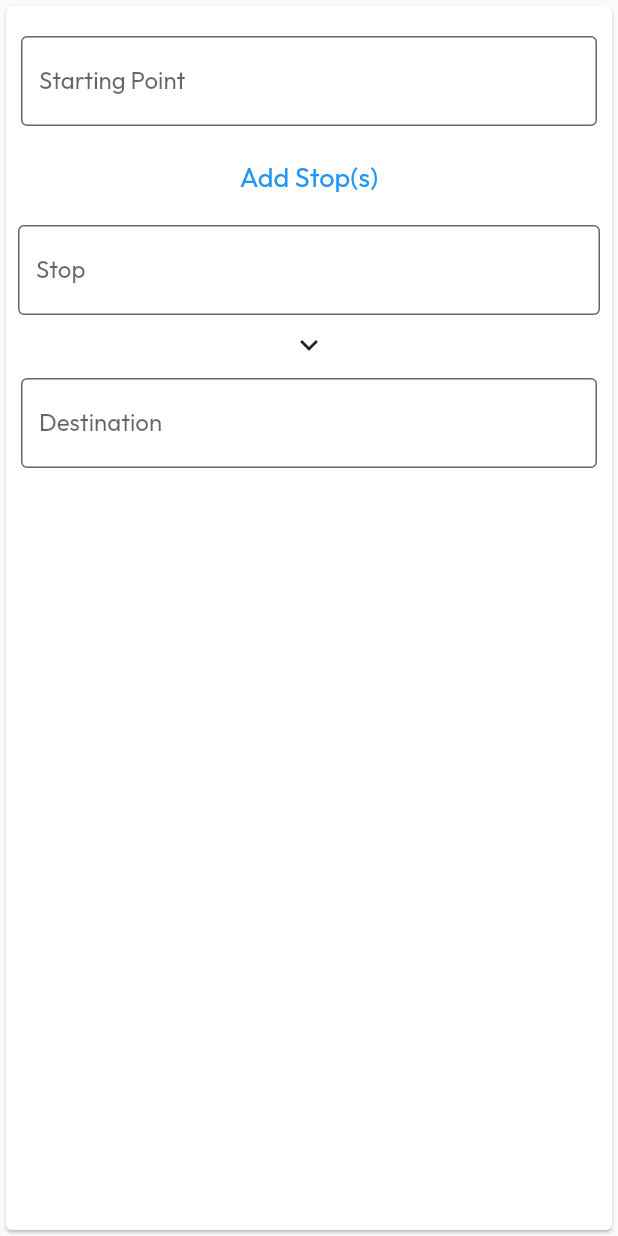
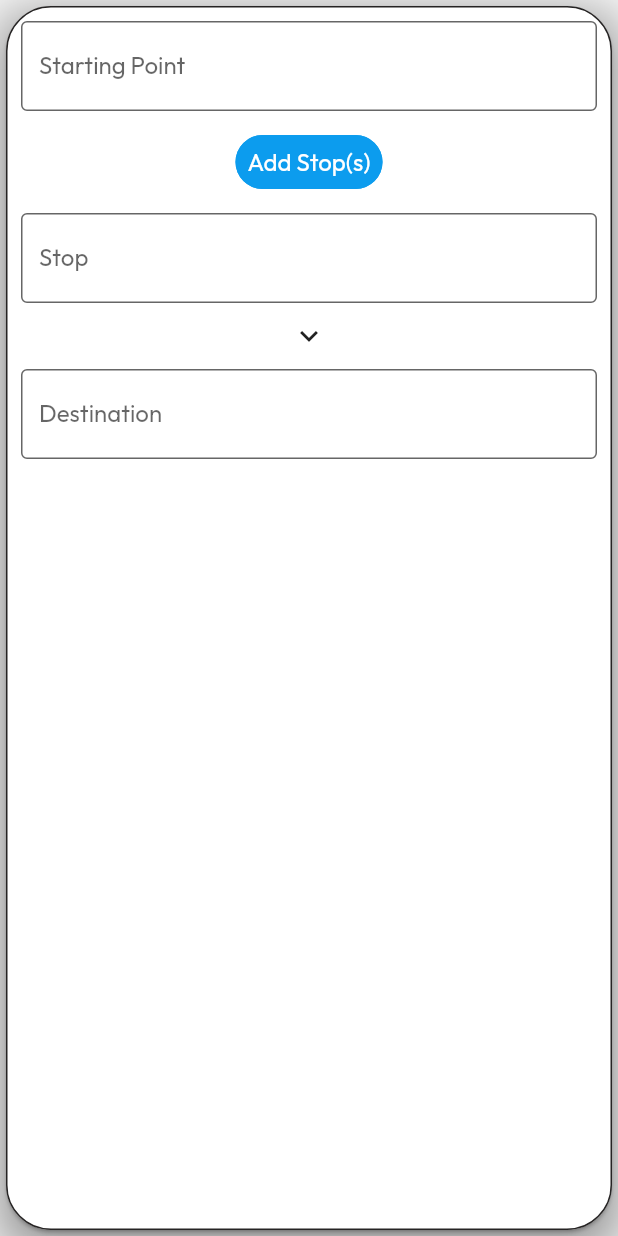
Before and after one commit to McFadden-S/BicycleTripPlanner, a Flutter app: the RouteCard widget shown alone on an empty page, opened directly with empty values, after a tap on "Add Stop(s)", on a phone screen of 412 x 824 dp. Run offline on Flutter 3.47's test engine with Material 2 defaults, Android fonts, the phone set to English and light mode, and no system bars; our stand-ins replace dio, firebase_core, flutter_dotenv, flutter_html, flutter_spinkit, geolocator and 1 more; missing offline and left inert: flutter_polyline_points, geolocator_web; accounts and stored records are empty; network calls fail.

Commit message:
Update RouteCard.dart
Add styling for the route card at the top of the RoutePlanning screen

```diff
--- a/bicycle_trip_planner/lib/widgets/RouteCard.dart
+++ b/bicycle_trip_planner/lib/widgets/RouteCard.dart
@@ -23,7 +23,10 @@ class _RouteCardState extends State<RouteCard> {
 
   void addStopWidget() {
     setState(() {
-      stopsList.add(_textBox(text: "Stop"));
+      stopsList.add(Search(
+        labelTextIn: "Stop",
+        searchController: widget.startSearchController,
+      ),);
       isShowingIntermediate = true;
     });
   }
@@ -49,18 +52,32 @@ class _RouteCardState extends State<RouteCard> {
 
   @override
   Widget build(BuildContext context) {
-        return Card(
+        return Container(
+          decoration: new BoxDecoration(
+            boxShadow: [
+              new BoxShadow(
+                offset: Offset(0,10),
+                color: Colors.black45,
+                blurRadius: 30.0,
+              ),
+            ],
+          ),
+          child: Card(
+            color: Colors.white,
+            shape: RoundedRectangleBorder(
+              borderRadius: BorderRadius.circular(30.0),
+              side: BorderSide(color: Color.fromRGBO(38, 36, 36, 1.0), width: 1.0),
+            ),
             child: Column(
                     mainAxisAlignment: MainAxisAlignment.start,
                     children: [
                       Container(
-                      margin: EdgeInsets.only(top: 10),
                         child: Column(
                           mainAxisAlignment: MainAxisAlignment.center,
                           children: [
                             Search(
                                 labelTextIn: "Starting Point",
-                              searchController: widget.startSearchController
+                                searchController: widget.startSearchController,
                             ),
                             InkWell(
                               splashColor: Colors.deepPurple.withAlpha(30),
@@ -68,10 +85,26 @@ class _RouteCardState extends State<RouteCard> {
                               child: Column(
                                   children: [
                                     TextButton(
-                                    child: const Text("Add Stop(s)"),
                                       onPressed: () {
                                         addStopWidget();
-                                    },
+                                      } ,
+                                      child: const Text(
+                                        'Add Stop(s)',
+                                        style: TextStyle(
+                                          fontFamily: 'Outfit',
+                                          fontSize: 16.0,
+                                          color: Colors.white,
+                                        ),
+                                      ),
+                                      style: ButtonStyle(
+                                        backgroundColor: MaterialStateProperty.all<Color>(Color.fromRGBO(12, 156, 238, 1.0)),
+                                        shape: MaterialStateProperty.all<RoundedRectangleBorder>(
+                                          RoundedRectangleBorder(
+                                              borderRadius: BorderRadius.circular(30.0),
+                                              side: BorderSide(color: Color.fromRGBO(12, 156, 238, 1.0))
+                                          ),
+                                        ),
+                                      ),
                                     ),
                                   if(isShowingIntermediate)
                                     LimitedBox(
@@ -95,6 +128,7 @@ class _RouteCardState extends State<RouteCard> {
                       ),
                     ],
                   ),
+          ),
         );
   }
 }
```
Lines whose indentation alone changed are shown as unchanged.
